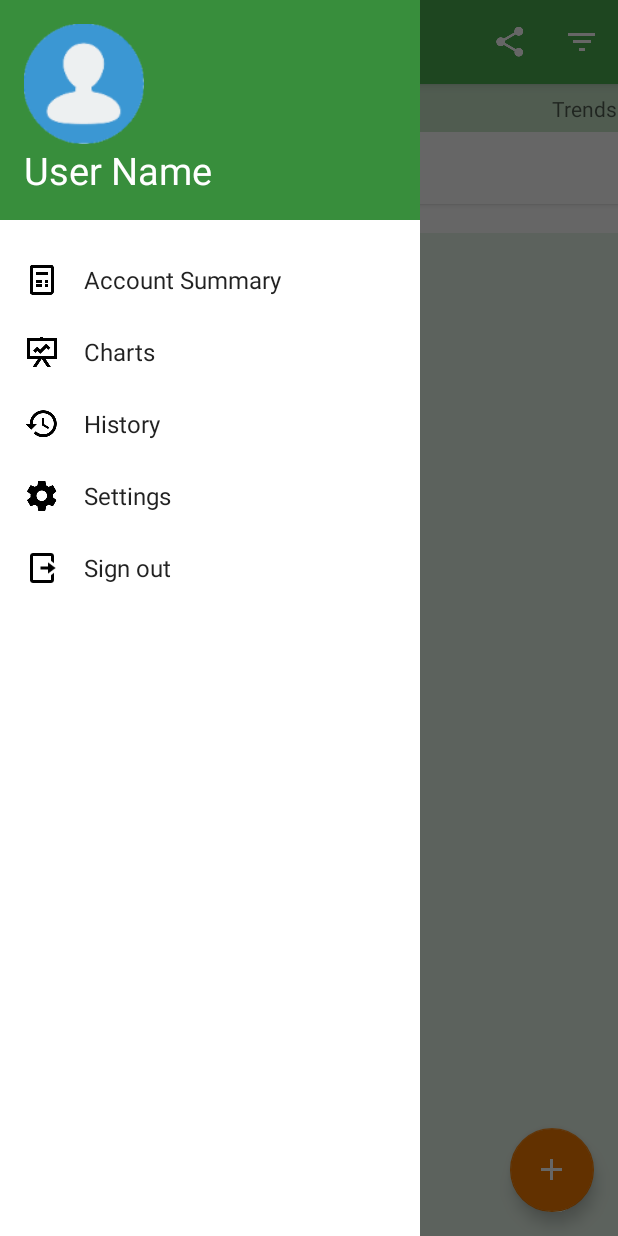
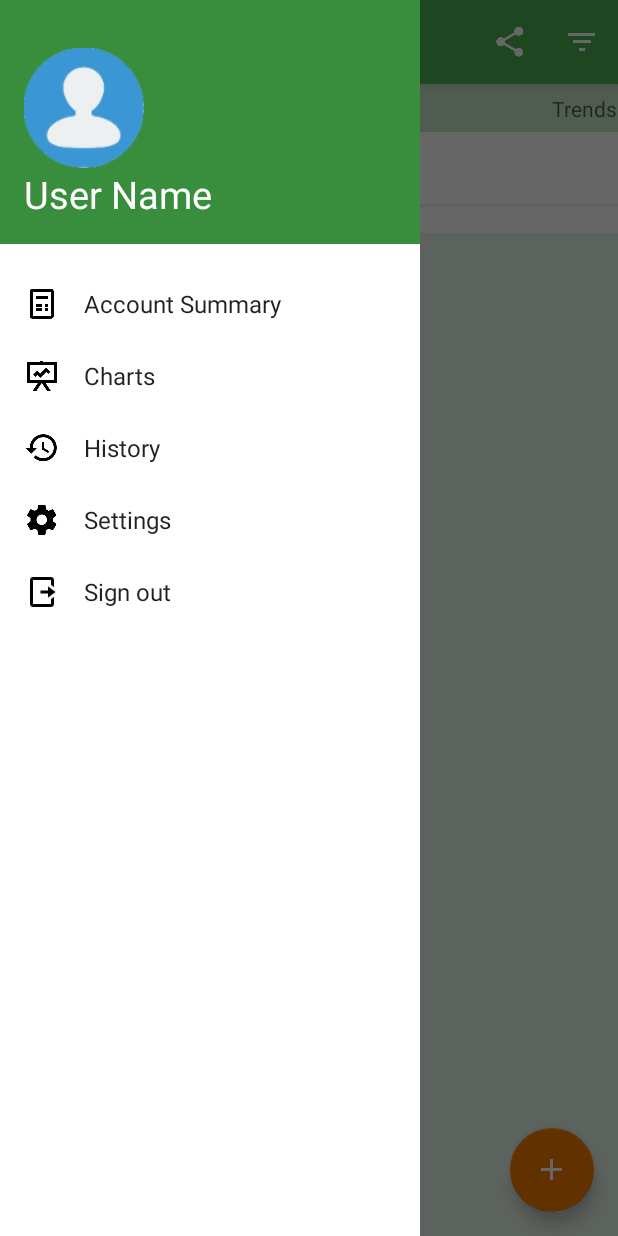
Before and after one commit to codeworxzw/SmartWallet, an Android app: the IncomeExpenseChart screen opened directly, with no data from a screen before it, with the side drawer open, on a phone screen of 412 x 824 dp. Run offline under Robolectric (Android 15) with nearby library versions, the light colour scheme and no system bars; our stand-ins replace Picasso; libraries missing offline, so code that uses them is left out: com.cloudant.sync, lecho.lib.hellocharts, uk.co.deanwild; pictures from the network do not load; 63 statements that could not run were skipped.

Commit message:
Export bug fixed color scheme updated overlapping photo with status bar fixed

```diff
--- a/app/src/main/res/layout-large/fragment_navigation_drawer.xml
+++ b/app/src/main/res/layout-large/fragment_navigation_drawer.xml
@@ -15,7 +15,7 @@
         android:paddingLeft="24dp"
         android:paddingRight="24dp"
         android:paddingStart="24dp"
-        android:paddingTop="16dp">
+        android:paddingTop="32dp">
 
         <ImageView
             android:id="@+id/user_photo"
--- a/app/src/main/res/layout/fragment_navigation_drawer.xml
+++ b/app/src/main/res/layout/fragment_navigation_drawer.xml
@@ -10,7 +10,12 @@
         android:layout_width="match_parent"
         android:layout_height="wrap_content"
         android:background="@color/drawer_header"
-        android:padding="16dp">
+        android:paddingLeft="16dp"
+        android:paddingStart="16dp"
+        android:paddingRight="16dp"
+        android:paddingEnd="16dp"
+        android:paddingBottom="16dp"
+        android:paddingTop="32dp">
 
         <ImageView
             android:id="@+id/user_photo"
--- a/app/src/main/res/values/colors.xml
+++ b/app/src/main/res/values/colors.xml
@@ -8,23 +8,23 @@
     <color name="colorPagerTabStrip">#C8E6C9</color>
 
     <color name="income">#99CC00</color>
-    <color name="salary">#F9DC3E</color>
-    <color name="rental_income">#27DBBC</color>
-    <color name="gifts">#C71EF2</color>
-    <color name="interest">#DB9516</color>
-    <color name="other_income">#5DF986</color>
+    <color name="salary">#CAF0AF</color>
+    <color name="rental_income">#8BC372</color>
+    <color name="gifts">#629354</color>
+    <color name="interest">#566937</color>
+    <color name="other_income">#A5C283</color>
 
 
     <color name="expense">#FF4444</color>
-    <color name="taxes">#32F979</color>
-    <color name="mortgage">#DBD224</color>
-    <color name="credit_card">#F28731</color>
-    <color name="utilities">#DB21B2</color>
-    <color name="food">#2642F9</color>
-    <color name="car_payment">#E5F91C</color>
-    <color name="personal">#DB7F11</color>
-    <color name="activities">#F21C7E</color>
-    <color name="other_expense">#11F9C7</color>
+    <color name="taxes">#AC4B49</color>
+    <color name="mortgage">#CA5554</color>
+    <color name="credit_card">#DD6665</color>
+    <color name="utilities">#A14E4F</color>
+    <color name="food">#D86B4A</color>
+    <color name="car_payment">#F4B994</color>
+    <color name="personal">#93432E</color>
+    <color name="activities">#EF9B9B</color>
+    <color name="other_expense">#C1502F</color>
 
     <color name="card_backgroundExpand">#FAFAFA</color>
     <color name="drawer_header">#388E3C</color>
--- /dev/null
+++ b/app/src/main/res/xml/filepaths.xml
@@ -0,0 +1,4 @@
+<?xml version="1.0" encoding="utf-8"?>
+<paths>
+    <files-path path="" name="export" />
+</paths>
```
Also changed, not shown: app/src/main/AndroidManifest.xml (+20 -6 lines), app/src/main/java/com/rbsoftware/pfm/personalfinancemanager/AccountSummary.java (+4 -65 lines), app/src/main/java/com/rbsoftware/pfm/personalfinancemanager/ExportData.java (+78 -12 lines), app/src/main/java/com/rbsoftware/pfm/personalfinancemanager/History.java (+6 -60 lines), app/src/main/java/com/rbsoftware/pfm/personalfinancemanager/IncomeExpenseChart.java (+8 -69 lines), app/src/main/java/com/rbsoftware/pfm/personalfinancemanager/TrendsChart.java (+8 -71 lines).
